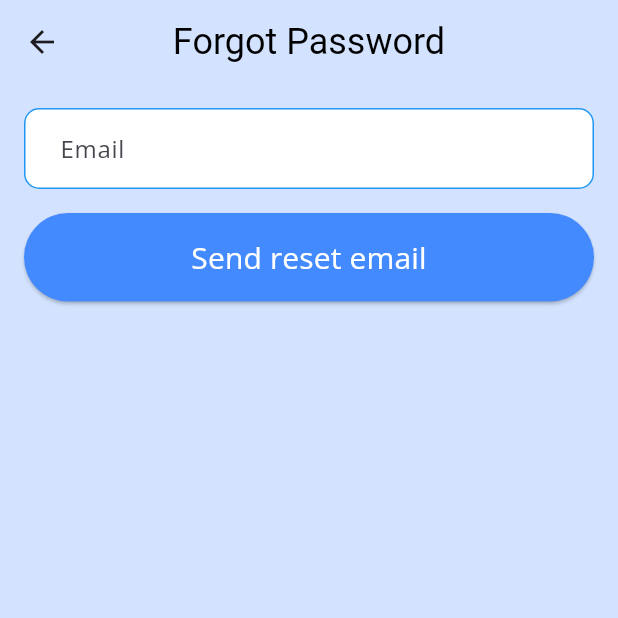
After one commit to arunaguragain/aashwaas, a Flutter app: the ForgotPasswordPage screen opened directly, on a phone screen of 412 x 824 dp, the top half of it. The commit adds this screen. Run offline on Flutter 3.47's test engine with Material 3 defaults, Android fonts, the phone set to English and light mode, and no system bars; our stand-ins replace connectivity_plus, dartz, dio, equatable, flutter_riverpod, font_awesome_flutter and 6 more; missing offline and left inert: dio_smart_retry, light_sensor; accounts and stored records are empty.

Commit message:
made the forget password functional

```diff
--- a/lib/core/api/api_endpoints.dart
+++ b/lib/core/api/api_endpoints.dart
@@ -84,4 +84,8 @@ class ApiEndpoints {
   // ============ Profile Pictures ============
   static String profilePicture(String filename) =>
       '$mediaServerUrl/item_photos/$filename';
+
+  // ============ Auth Password Endpoints ============
+  static const String requestPasswordReset = '/auth/request-password-reset';
+  static String resetPassword(String token) => '/auth/reset-password/$token';
 }
--- a/lib/features/auth/data/datasources/donor_auth_datasource.dart
+++ b/lib/features/auth/data/datasources/donor_auth_datasource.dart
@@ -20,4 +20,6 @@ abstract interface class IDonorAuthRemoteDataSource{
     Map<String, dynamic> payload,
   );
   Future<String> uploadDonorPhoto(String authId, String filePath);
+  Future<void> forgotPassword(String email);
+  Future<bool> resetPassword(String token, String newPassword);
 }
--- a/lib/features/auth/data/datasources/volunteer_auth_datasource.dart
+++ b/lib/features/auth/data/datasources/volunteer_auth_datasource.dart
@@ -20,4 +20,6 @@ abstract interface class IVolunteerAuthRemoteDataSource{
     Map<String, dynamic> payload,
   );
   Future<String> uploadVolunteerPhoto(String authId, String filePath);
+  Future<void> forgotPassword(String email);
+  Future<bool> resetPassword(String token, String newPassword);
 }
--- a/lib/features/auth/domain/repositories/donor_auth_repository.dart
+++ b/lib/features/auth/domain/repositories/donor_auth_repository.dart
@@ -20,4 +20,6 @@ abstract interface class IDonorAuthRepository {
     String userId,
     String filePath,
   );
+  Future<Either<Failure, void>> forgotPassword(String email);
+  Future<Either<Failure, bool>> resetPassword(String token, String newPassword);
 }
--- a/lib/features/auth/domain/repositories/volunteer_auth_repository.dart
+++ b/lib/features/auth/domain/repositories/volunteer_auth_repository.dart
@@ -20,4 +20,6 @@ abstract interface class IVolunteerAuthRepository {
     String userId,
     String filePath,
   );
+  Future<Either<Failure, void>> forgotPassword(String email);
+  Future<Either<Failure, bool>> resetPassword(String token, String newPassword);
 }
--- /dev/null
+++ b/lib/features/auth/presentation/pages/forgot_password_page.dart
@@ -0,0 +1,84 @@
+import 'package:aashwaas/core/widgets/my_button.dart';
+import 'package:aashwaas/core/widgets/my_textformfield.dart';
+import 'package:aashwaas/core/utils/my_snackbar.dart';
+import 'package:aashwaas/features/auth/domain/usecases/donor_forgot_password_usecase.dart';
+import 'package:aashwaas/features/auth/domain/usecases/volunteer_forgot_password_usecase.dart';
+import 'package:flutter/material.dart';
+import 'package:flutter_riverpod/flutter_riverpod.dart';
+
+class ForgotPasswordPage extends ConsumerStatefulWidget {
+  final String role; // 'donor' or 'volunteer'
+  const ForgotPasswordPage({super.key, required this.role});
+
+  @override
+  ConsumerState<ForgotPasswordPage> createState() => _ForgotPasswordPageState();
+}
+
+class _ForgotPasswordPageState extends ConsumerState<ForgotPasswordPage> {
+  final _emailCtrl = TextEditingController();
+  bool _loading = false;
+
+  @override
+  void dispose() {
+    _emailCtrl.dispose();
+    super.dispose();
+  }
+
+  Future<void> _submit() async {
+    final email = _emailCtrl.text.trim();
+    if (email.isEmpty)
+      return MySnackbar.showError(context, 'Email is required');
+    setState(() => _loading = true);
+    try {
+      if (widget.role == 'donor') {
+        final usecase = ref.read(donorForgotPasswordUsecaseProvider);
+        final result = await usecase(email);
+        result.fold((f) => throw Exception(f.message), (_) {});
+      } else {
+        final usecase = ref.read(volunteerForgotPasswordUsecaseProvider);
+        final result = await usecase(email);
+        result.fold((f) => throw Exception(f.message), (_) {});
+      }
+
+      MySnackbar.showSuccess(
+        context,
+        'Check your email for reset instructions',
+      );
+      // Navigator.push(
+      //   context,
+      //   MaterialPageRoute<void>(
+      // builder: (context) => ResetPasswordPage(token: '', role: widget.role),
+      //   ),
+      // );
+    } catch (e) {
+      MySnackbar.showError(context, e.toString());
+    } finally {
+      setState(() => _loading = false);
+    }
+  }
+
+  @override
+  Widget build(BuildContext context) {
+    return Scaffold(
+      appBar: AppBar(title: const Text('Forgot Password')),
+      body: Padding(
+        padding: const EdgeInsets.all(16.0),
+        child: Column(
+          children: [
+            MyTextformfield(
+              controller: _emailCtrl,
+              labelText: 'Email',
+              hintText: 'Enter your email',
+              errorMessage: '',
+            ),
+            const SizedBox(height: 16),
+            MyButton(
+              text: _loading ? 'Sending...' : 'Send reset email',
+              onPressed: _loading ? null : _submit,
+            ),
+          ],
+        ),
+      ),
+    );
+  }
+}
--- a/lib/main.dart
+++ b/lib/main.dart
@@ -12,5 +12,7 @@ void main() async {
   runApp(
     ProviderScope(
       overrides: [sharedPreferencesProvider.overrideWithValue(sharedPrefs)],
-      child: App()));
+      child: App(),
+    ),
+  );
 }
```
Also changed, not shown: lib/features/auth/data/datasources/remote/donor_auth_remote_datasource.dart (+17 -0 lines), lib/features/auth/data/datasources/remote/volunteer_auth_remote_datasource.dart (+17 -0 lines), lib/features/auth/data/repositories/donor_auth_repository.dart (+52 -1 lines), lib/features/auth/data/repositories/volunteer_auth_repository.dart (+68 -13 lines), lib/features/auth/domain/usecases/donor_forgot_password_usecase.dart (added, +24 -0 lines), lib/features/auth/domain/usecases/donor_reset_password_usecase.dart (added, +37 -0 lines), lib/features/auth/domain/usecases/volunteer_forgot_password_usecase.dart (added, +25 -0 lines), lib/features/auth/domain/usecases/volunteer_reset_password_usecase.dart (added, +37 -0 lines), lib/features/auth/presentation/pages/donor_login_page.dart (+10 -1 lines), lib/features/auth/presentation/pages/volunteer_login_page.dart (+10 -1 lines).
